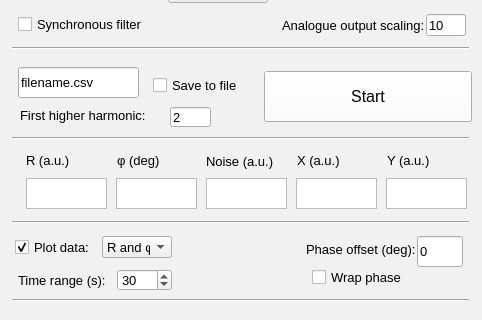
Above: GUI/interface.ui from ajharvie/OLIA before the change; both pictures show x 0 to 482 and y 193 to 513 of the 482 by 781 pixel window. Below: the same form after it.
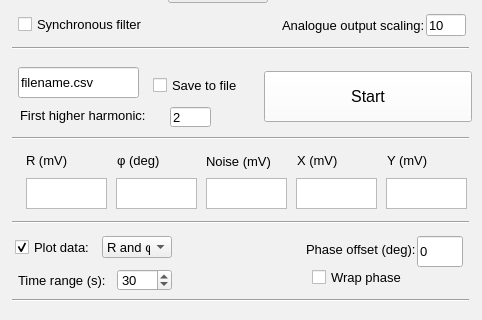
That is the form after the change. Custom widgets are drawn as their Qt base class.

What changed in the file:
```diff
--- a/GUI/interface.ui
+++ b/GUI/interface.ui
@@ -167,7 +167,7 @@
     </font>
    </property>
    <property name="text">
-    <string>R (a.u.)</string>
+    <string>R (mV)</string>
    </property>
   </widget>
   <widget class="QLabel" name="label_2">
@@ -203,7 +203,7 @@
     </font>
    </property>
    <property name="text">
-    <string>Noise (a.u.)</string>
+    <string>Noise (mV)</string>
    </property>
   </widget>
   <widget class="QLabel" name="label_4">
@@ -221,7 +221,7 @@
     </font>
    </property>
    <property name="text">
-    <string>X (a.u.)</string>
+    <string>X (mV)</string>
    </property>
   </widget>
   <widget class="QLabel" name="label_5">
@@ -239,7 +239,7 @@
     </font>
    </property>
    <property name="text">
-    <string>Y (a.u.)</string>
+    <string>Y (mV)</string>
    </property>
   </widget>
   <widget class="QLineEdit" name="filenameInput">
```
